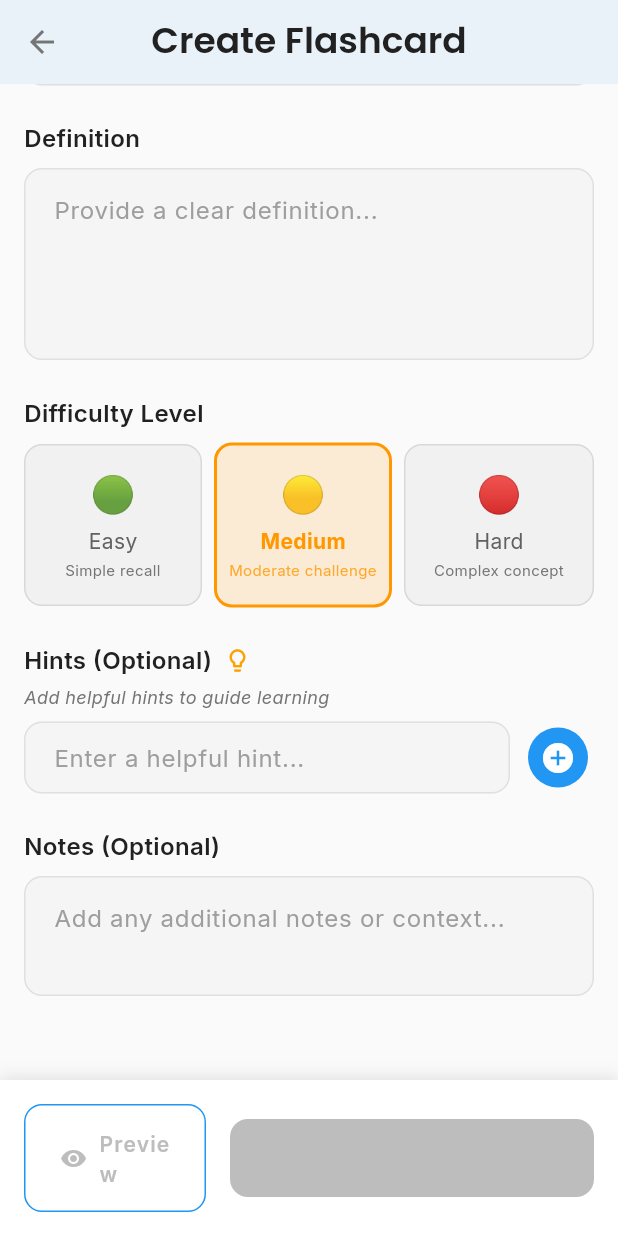
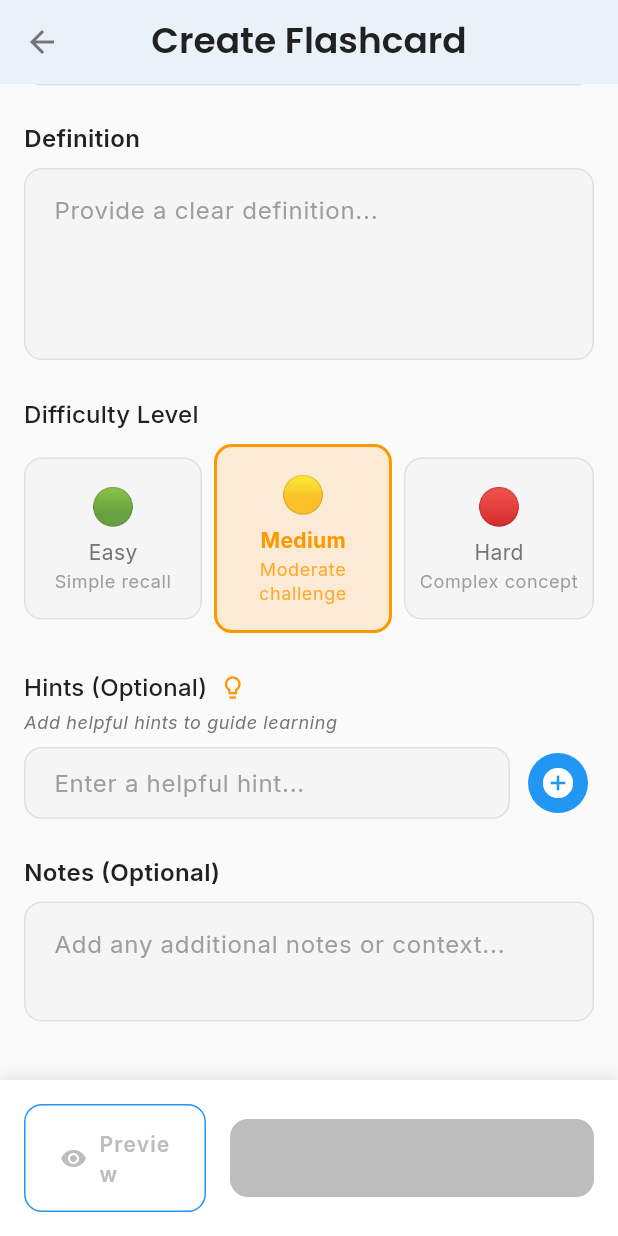
Before and after one commit to Rimonis/qvise, a Flutter app: the FlashcardCreationScreen screen opened directly with empty values, scrolled down 465 dp, on a phone screen of 412 x 824 dp. Run offline on Flutter 3.47's test engine with Material 3 defaults, Android fonts, the phone set to English and light mode, and no system bars; our stand-ins replace cloud_firestore, connectivity_plus, dartz, firebase_auth, firebase_core, flutter_riverpod and 8 more; accounts and stored records are empty; generated files the repository leaves out were written again.

Commit message:
Integrated theme fully

```diff
--- a/lib/features/flashcards/creation/presentation/widgets/difficulty_selector_widget.dart
+++ b/lib/features/flashcards/creation/presentation/widgets/difficulty_selector_widget.dart
@@ -3,6 +3,7 @@
 import 'package:flutter/material.dart';
 import '../../domain/entities/flashcard_difficulty.dart';
 import 'package:qvise/core/theme/app_spacing.dart';
+import 'package:qvise/core/theme/theme_extensions.dart';
 
 class DifficultySelectororWidget extends StatelessWidget {
   final FlashcardDifficulty selectedDifficulty;
@@ -19,37 +20,37 @@ class DifficultySelectororWidget extends StatelessWidget {
     return Column(
       crossAxisAlignment: CrossAxisAlignment.start,
       children: [
-        const Text(
+        Text(
           'Difficulty Level',
-          style: TextStyle(
-            fontSize: 16,
-            fontWeight: FontWeight.w600,
-          ),
+          style: context.textTheme.titleMedium,
         ),
         const SizedBox(height: AppSpacing.sm),
         Row(
           children: FlashcardDifficulty.values.map((difficulty) {
             final isSelected = difficulty == selectedDifficulty;
+            final color = _getDifficultyColor(context, difficulty);
 
             return Expanded(
               child: Padding(
                 padding: EdgeInsets.only(
-                  right: difficulty != FlashcardDifficulty.values.last ? AppSpacing.sm : 0,
+                  right: difficulty != FlashcardDifficulty.values.last
+                      ? AppSpacing.sm
+                      : 0,
                 ),
                 child: GestureDetector(
                   onTap: () => onDifficultySelected(difficulty),
                   child: AnimatedContainer(
                     duration: const Duration(milliseconds: 200),
-                    padding: const EdgeInsets.symmetric(vertical: AppSpacing.md),
+                    padding:
+                        const EdgeInsets.symmetric(vertical: AppSpacing.md),
                     decoration: BoxDecoration(
                       color: isSelected
-                        ? _getDifficultyColor(difficulty).withValues(alpha: 0.15)
-                        : Colors.grey.withValues(alpha: 0.1),
-                      borderRadius: BorderRadius.circular(AppSpacing.radiusMedium),
+                          ? color.withOpacity(0.15)
+                          : context.surfaceVariantColor,
+                      borderRadius:
+                          BorderRadius.circular(AppSpacing.radiusMedium),
                       border: Border.all(
-                        color: isSelected
-                          ? _getDifficultyColor(difficulty)
-                          : Colors.grey.withValues(alpha: 0.3),
+                        color: isSelected ? color : context.borderColor,
                         width: isSelected ? 2 : 1,
                       ),
                     ),
@@ -57,27 +58,24 @@ class DifficultySelectororWidget extends StatelessWidget {
                       children: [
                         Text(
                           difficulty.emoji,
-                          style: const TextStyle(fontSize: 24),
+                          style: context.textTheme.headlineSmall,
                         ),
                         const SizedBox(height: 4),
                         Text(
                           difficulty.label,
-                          style: TextStyle(
-                            fontSize: 14,
-                            fontWeight: isSelected ? FontWeight.bold : FontWeight.normal,
-                            color: isSelected
-                              ? _getDifficultyColor(difficulty)
-                              : Colors.grey[700],
+                          style: context.textTheme.bodyMedium?.copyWith(
+                            fontWeight:
+                                isSelected ? FontWeight.bold : FontWeight.normal,
+                            color: isSelected ? color : context.textSecondaryColor,
                           ),
                         ),
                         const SizedBox(height: 2),
                         Text(
                           difficulty.description,
-                          style: TextStyle(
-                            fontSize: 10,
+                          style: context.textTheme.bodySmall?.copyWith(
                             color: isSelected
-                              ? _getDifficultyColor(difficulty).withValues(alpha: 0.8)
-                              : Colors.grey[600],
+                                ? color.withOpacity(0.8)
+                                : context.textTertiaryColor,
                           ),
                           textAlign: TextAlign.center,
                         ),
@@ -93,14 +91,15 @@ class DifficultySelectororWidget extends StatelessWidget {
     );
   }
 
-  Color _getDifficultyColor(FlashcardDifficulty difficulty) {
+  Color _getDifficultyColor(
+      BuildContext context, FlashcardDifficulty difficulty) {
     switch (difficulty) {
       case FlashcardDifficulty.easy:
-        return Colors.green;
+        return context.successColor;
       case FlashcardDifficulty.medium:
-        return Colors.orange;
+        return context.warningColor;
       case FlashcardDifficulty.hard:
-        return Colors.red;
+        return context.errorColor;
     }
   }
 }
--- a/lib/features/flashcards/creation/presentation/widgets/hint_input_widget.dart
+++ b/lib/features/flashcards/creation/presentation/widgets/hint_input_widget.dart
@@ -2,6 +2,7 @@
 
 import 'package:flutter/material.dart';
 import 'package:qvise/core/theme/app_spacing.dart';
+import 'package:qvise/core/theme/theme_extensions.dart';
 
 class HintInputWidget extends StatefulWidget {
   final List<String> hints;
@@ -45,27 +46,22 @@ class _HintInputWidgetState extends State<HintInputWidget> {
       children: [
         Row(
           children: [
-            const Text(
+            Text(
               'Hints (Optional)',
-              style: TextStyle(
-                fontSize: 16,
-                fontWeight: FontWeight.w600,
-              ),
+              style: context.textTheme.titleMedium,
             ),
             const SizedBox(width: AppSpacing.sm),
             Icon(
               Icons.lightbulb_outline,
               size: 18,
-              color: Colors.amber[700],
+              color: context.warningColor,
             ),
           ],
         ),
         const SizedBox(height: AppSpacing.xs),
         Text(
           'Add helpful hints to guide learning',
-          style: TextStyle(
-            fontSize: 12,
-            color: Colors.grey[600],
+          style: context.textTheme.bodySmall?.copyWith(
             fontStyle: FontStyle.italic,
           ),
         ),
@@ -97,8 +93,8 @@ class _HintInputWidgetState extends State<HintInputWidget> {
               onPressed: _addHint,
               icon: const Icon(Icons.add_circle),
               style: IconButton.styleFrom(
-                backgroundColor: Theme.of(context).colorScheme.primary,
-                foregroundColor: Colors.white,
+                backgroundColor: context.primaryColor,
+                foregroundColor: context.onPrimaryColor,
               ),
             ),
           ],
@@ -111,10 +107,10 @@ class _HintInputWidgetState extends State<HintInputWidget> {
             width: double.infinity,
             padding: AppSpacing.paddingAllMd,
             decoration: BoxDecoration(
-              color: Colors.amber.withValues(alpha: 0.1),
+              color: context.warningColor.withOpacity(0.1),
               borderRadius: BorderRadius.circular(AppSpacing.radiusMedium),
               border: Border.all(
-                color: Colors.amber.withValues(alpha: 0.3),
+                color: context.warningColor.withOpacity(0.3),
               ),
             ),
             child: Column(
@@ -125,15 +121,14 @@ class _HintInputWidgetState extends State<HintInputWidget> {
                     Icon(
                       Icons.lightbulb,
                       size: 16,
-                      color: Colors.amber[700],
+                      color: context.warningColor,
                     ),
                     const SizedBox(width: AppSpacing.xs),
                     Text(
                       'Hints (${widget.hints.length})',
-                      style: TextStyle(
-                        fontSize: 12,
+                      style: context.textTheme.bodySmall?.copyWith(
                         fontWeight: FontWeight.w600,
-                        color: Colors.amber[700],
+                        color: context.warningColor,
                       ),
                     ),
                   ],
@@ -152,15 +147,14 @@ class _HintInputWidgetState extends State<HintInputWidget> {
                           width: 20,
                           height: 20,
                           decoration: BoxDecoration(
-                            color: Colors.amber[700],
+                            color: context.warningColor,
                             shape: BoxShape.circle,
                           ),
                           child: Center(
                             child: Text(
                               '${index + 1}',
-                              style: const TextStyle(
-                                color: Colors.white,
-                                fontSize: 10,
+                              style: context.textTheme.labelSmall?.copyWith(
+                                color: context.onPrimaryColor,
                                 fontWeight: FontWeight.bold,
                               ),
                             ),
@@ -170,9 +164,8 @@ class _HintInputWidgetState extends State<HintInputWidget> {
                         Expanded(
                           child: Text(
                             hint,
-                            style: TextStyle(
-                              fontSize: 14,
-                              color: Colors.amber[800],
+                            style: context.textTheme.bodyMedium?.copyWith(
+                              color: context.warningColor,
                             ),
                           ),
                         ),
@@ -184,7 +177,7 @@ class _HintInputWidgetState extends State<HintInputWidget> {
                             minimumSize: const Size(24, 24),
                             padding: EdgeInsets.zero,
                           ),
-                          color: Colors.grey[600],
+                          color: context.textSecondaryColor,
                         ),
                       ],
                     ),
```
Also changed, not shown: lib/features/content/presentation/widgets/browse_subject_card.dart (+21 -30 lines), lib/features/content/presentation/widgets/due_lesson_card.dart (+50 -48 lines), lib/features/content/presentation/widgets/unlocked_lesson_card.dart (+55 -53 lines).
